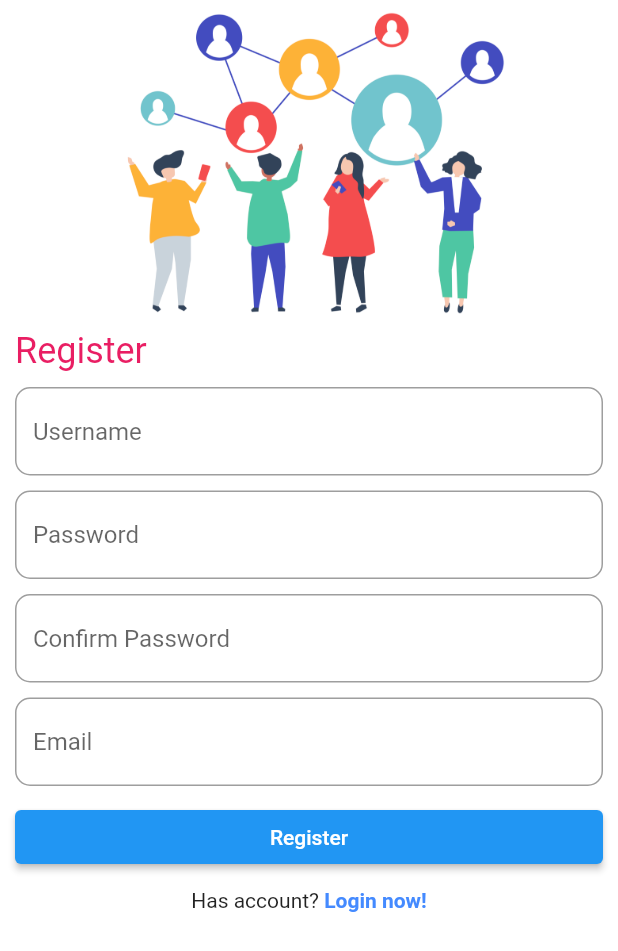
After one commit to nubmaster-69/Movie-Flutter, a Flutter app: the Register screen opened by its route, on a phone screen of 412 x 824 dp. The commit adds this screen. Shown: the top 951 px of the screen. Run offline on Flutter 3.47's test engine with Material 2 defaults, Android fonts, the phone set to English and light mode, and no system bars.

Commit message:
Register screen and navigation

```diff
--- a/lib/authenticate/login.dart
+++ b/lib/authenticate/login.dart
@@ -1,3 +1,4 @@
+import 'package:flutter/gestures.dart';
 import 'package:flutter/material.dart';
 import 'package:flutter/src/widgets/container.dart';
 import 'package:flutter/src/widgets/framework.dart';
@@ -55,12 +56,16 @@ class Login extends StatelessWidget {
                             style: const TextStyle(fontSize: 14),
                             children: <TextSpan>[
                               TextSpan(
-                                text: 'Register now!',
-                                style: TextStyle(
-                                    color: Colors.pink[600],
-                                    fontWeight: FontWeight.bold,
-                                    fontSize: 14),
-                              )
+                                  text: 'Register now!',
+                                  style: TextStyle(
+                                      color: Colors.pink[600],
+                                      fontWeight: FontWeight.bold,
+                                      fontSize: 14),
+                                  recognizer: TapGestureRecognizer()
+                                    ..onTap = () => {
+                                          Navigator.pushReplacementNamed(
+                                              context, '/register')
+                                        })
                             ]),
                       )
                     ],
--- /dev/null
+++ b/lib/authenticate/register.dart
@@ -0,0 +1,110 @@
+import 'package:flutter/gestures.dart';
+import 'package:flutter/material.dart';
+import 'package:flutter/src/widgets/container.dart';
+import 'package:flutter/src/widgets/framework.dart';
+import 'package:flutter_application/util/ui_data.dart';
+
+class Register extends StatelessWidget {
+  const Register({super.key});
+
+  @override
+  Widget build(BuildContext context) {
+    return Scaffold(
+      backgroundColor: Colors.white,
+      body: Column(
+        children: [
+          Image.asset(
+            UIData.bg_register,
+            height: 220,
+          ),
+          Padding(
+            padding: EdgeInsets.only(left: 10, right: 10),
+            child: Column(
+              children: [
+                SizedBox(
+                  width: double.infinity,
+                  child: Text(
+                    'Register',
+                    textAlign: TextAlign.start,
+                    style: TextStyle(color: Colors.pink[500], fontSize: 24),
+                  ),
+                ),
+                createSizeBox(10),
+                createUsernameField(),
+                createSizeBox(10),
+                createPasswordField(),
+                createSizeBox(10),
+                createConfirmPasswordField(),
+                createSizeBox(10),
+                createEmailField(),
+                createSizeBox(10),
+                createRegisterButton(),
+                createSizeBox(10),
+                Text.rich(TextSpan(
+                    text: 'Has account? ',
+                    style: TextStyle(fontSize: 14),
+                    children: <TextSpan>[
+                      TextSpan(
+                          text: 'Login now!',
+                          recognizer: TapGestureRecognizer()
+                            ..onTap = () => {
+                                  Navigator.pushReplacementNamed(
+                                      context, '/login')
+                                },
+                          style: TextStyle(
+                              color: Colors.blueAccent,
+                              fontSize: 14,
+                              fontWeight: FontWeight.bold))
+                    ]))
+              ],
+            ),
+          )
+        ],
+      ),
+    );
+  }
+
+  SizedBox createSizeBox(double boxHeight) {
+    return SizedBox(
+      height: boxHeight,
+    );
+  }
+
+  TextField createUsernameField() {
+    return TextField(
+      decoration: InputDecoration(
+          hintText: 'Username',
+          border: OutlineInputBorder(borderRadius: BorderRadius.circular(10))),
+    );
+  }
+
+  TextField createPasswordField() {
+    return TextField(
+      decoration: InputDecoration(
+          hintText: 'Password',
+          border: OutlineInputBorder(borderRadius: BorderRadius.circular(10))),
+    );
+  }
+
+  TextField createConfirmPasswordField() {
+    return TextField(
+      decoration: InputDecoration(
+          hintText: 'Confirm Password',
+          border: OutlineInputBorder(borderRadius: BorderRadius.circular(10))),
+    );
+  }
+
+  TextField createEmailField() {
+    return TextField(
+      decoration: InputDecoration(
+          hintText: 'Email',
+          border: OutlineInputBorder(borderRadius: BorderRadius.circular(10))),
+    );
+  }
+
+  SizedBox createRegisterButton() {
+    return SizedBox(
+        width: double.infinity,
+        child: ElevatedButton(onPressed: () => {}, child: Text('Register')));
+  }
+}
--- a/lib/main.dart
+++ b/lib/main.dart
@@ -1,12 +1,13 @@
 import 'package:flutter/material.dart';
 import 'package:flutter_application/authenticate/login.dart';
+import 'package:flutter_application/authenticate/register.dart';
 import 'package:flutter/services.dart';
 
 void main() {
-  SystemChrome.setSystemUIOverlayStyle(SystemUiOverlayStyle(
+  SystemChrome.setSystemUIOverlayStyle(const SystemUiOverlayStyle(
     statusBarColor: Colors.transparent,
   ));
-  runApp(MyApp());
+  runApp(const MyApp());
 }
 
 class MyApp extends StatelessWidget {
@@ -17,6 +18,10 @@ class MyApp extends StatelessWidget {
     return MaterialApp(
       debugShowCheckedModeBanner: false,
       theme: ThemeData(primaryColor: Colors.lightBlue),
+      routes: {
+        '/login': (BuildContext context) => const Login(),
+        '/register': (BuildContext context) => const Register()
+      },
       home: const Login(),
     );
   }
```
